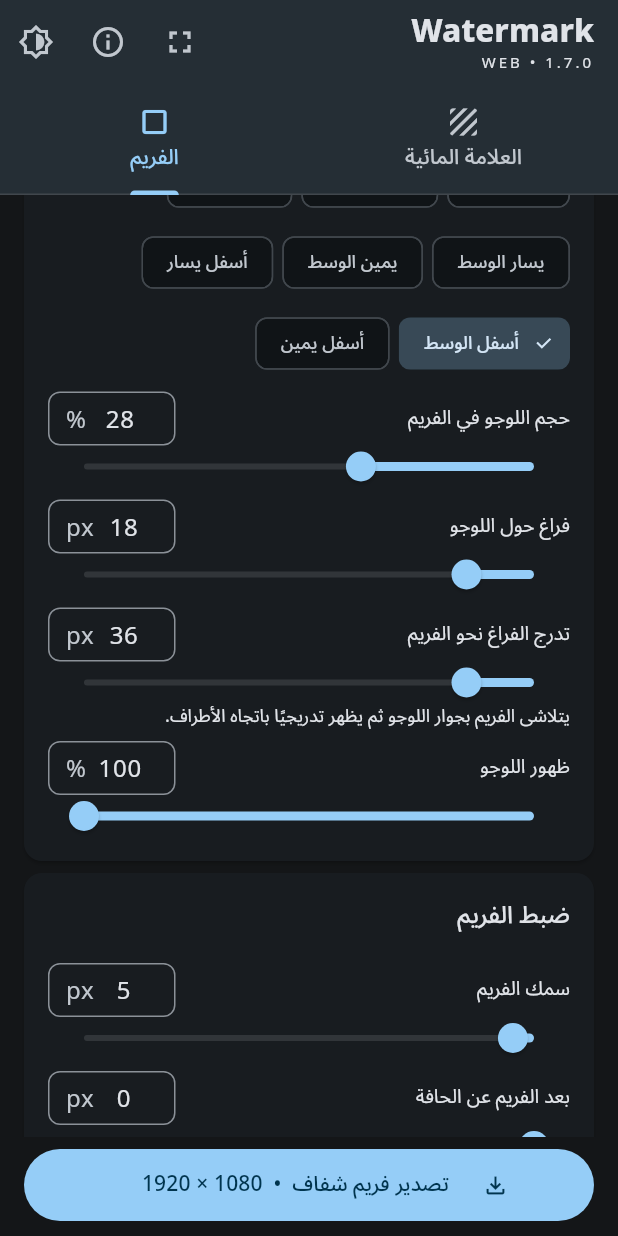
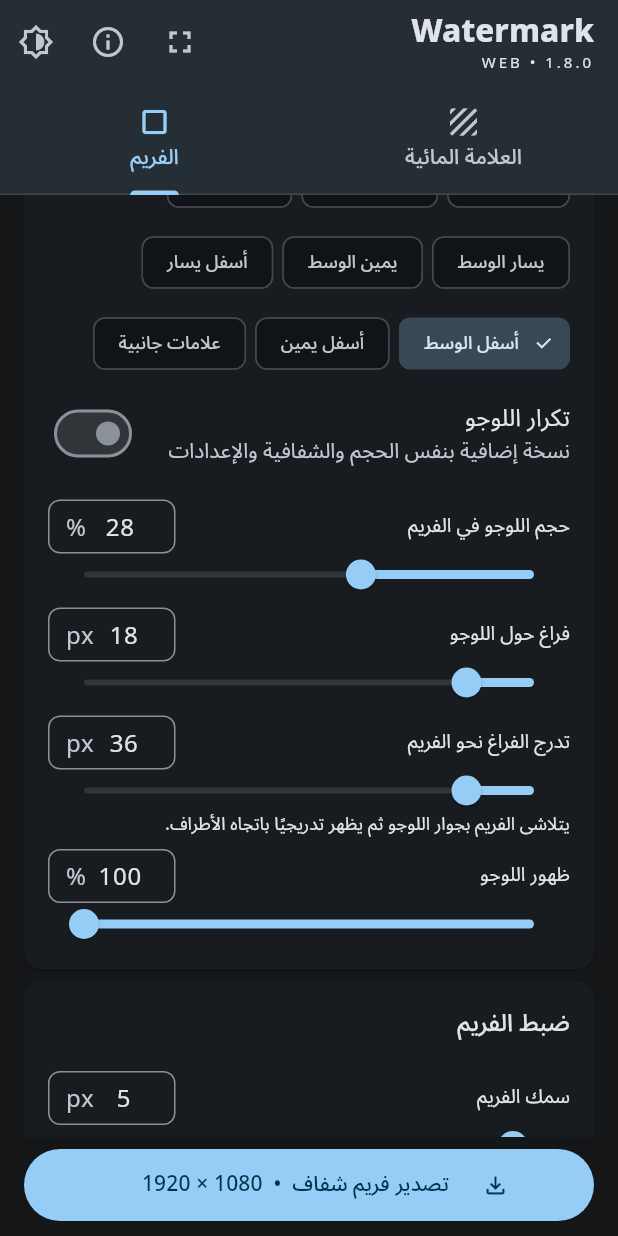
Before and after one commit to Juba-Juba/Watermark-Pattern-Maker, a Flutter app: the screen it shows after launch, tab 2 chosen, scrolled down 1728 dp, on a phone screen of 412 x 824 dp. Run offline on Flutter 3.47's test engine with Material 3 defaults, Android fonts, the phone set to English and light mode, and no system bars; our stand-ins replace image_picker, shared_preferences, web; missing offline and left inert: dart:js_interop.

Commit message:
Add side logo marks and shared-setting duplicate placement

```diff
--- a/lib/frame.dart
+++ b/lib/frame.dart
@@ -30,6 +30,7 @@
   bottomLeft,
   bottom,
   bottomRight,
+  sideMarks,
 }
 
 const frameStyleNames = [
@@ -58,6 +59,7 @@
   'أسفل يسار',
   'أسفل الوسط',
   'أسفل يمين',
+  'علامات جانبية',
 ];
 
 class FrameSettings {
@@ -76,6 +78,8 @@
   double gapFeather = 36;
   double repeatScale = .12, repeatSpacing = .03;
   bool showLogo = true;
+  bool duplicateLogo = false;
+  FramePosition duplicatePosition = FramePosition.top;
 }
 
 class FrameLayout {
@@ -88,7 +92,12 @@
     this.stroke,
     this.radius,
   );
-  factory FrameLayout.calculate(FrameSettings s, double? aspect) {
+  factory FrameLayout.calculate(
+    FrameSettings s,
+    double? aspect, {
+    FramePosition? position,
+    bool secondSide = false,
+  }) {
     final shortest = math.min(s.width, s.height).toDouble();
     final stroke = s.stroke.clamp(1.0, shortest * .08);
     final thickOutline =
@@ -111,10 +120,14 @@
       border.width * .25,
       math.max(actualW / 2 + s.gap, s.radius),
     );
-    final anchor = switch (s.position) {
+    final anchor = switch (position ?? s.position) {
       FramePosition.topLeft => Offset(border.left + cornerOffset, border.top),
       FramePosition.top => border.topCenter,
       FramePosition.topRight => Offset(border.right - cornerOffset, border.top),
+      FramePosition.sideMarks => Offset(
+        secondSide ? border.right : border.left,
+        border.top + border.height * (secondSide ? .62 : .38),
+      ),
       FramePosition.left => border.centerLeft,
       FramePosition.right => border.centerRight,
       FramePosition.bottomLeft => Offset(
@@ -150,6 +163,20 @@
   }
 }
 
+// All copies use the same image and size/alpha/gap settings. Equal positions
+// are deduplicated so a second copy cannot accidentally darken the original.
+List<FrameLayout> frameLogoLayouts(FrameSettings s, double? aspect) {
+  final first = FrameLayout.calculate(s, aspect);
+  if (s.position == FramePosition.sideMarks) {
+    return [first, FrameLayout.calculate(s, aspect, secondSide: true)];
+  }
+  if (!s.duplicateLogo || s.duplicatePosition == s.position) return [first];
+  return [
+    first,
+    FrameLayout.calculate(s, aspect, position: s.duplicatePosition),
+  ];
+}
+
 class FramePainter extends CustomPainter {
   final FrameSettings settings;
   final ui.Image? logo;
@@ -160,6 +187,8 @@
         settings.height,
         settings.style,
         settings.position,
+        settings.duplicateLogo,
+        settings.duplicatePosition,
         settings.color,
         settings.stroke,
         settings.inset,
@@ -178,6 +207,10 @@
   void paint(Canvas canvas, Size size) {
     final s = settings;
     final layout = FrameLayout.calculate(
+      s,
+      logo == null ? null : logo!.width / logo!.height,
+    );
+    final placements = frameLogoLayouts(
       s,
       logo == null ? null : logo!.width / logo!.height,
     );
@@ -207,16 +240,21 @@
       canvas.save();
     }
     if (logo != null && s.showLogo && !softGap) {
+      for (final placement in placements) {
         final allowed = Path.combine(
           PathOperation.difference,
           Path()..addRect(
             Rect.fromLTWH(0, 0, s.width.toDouble(), s.height.toDouble()),
           ),
           Path()..addRRect(
-          RRect.fromRectAndRadius(layout.gapRect, const Radius.circular(8)),
+            RRect.fromRectAndRadius(
+              placement.gapRect,
+              const Radius.circular(8),
+            ),
           ),
         );
         canvas.clipPath(allowed);
+      }
     }
     void outline(Rect rect, double radius) => canvas.drawRRect(
       RRect.fromRectAndRadius(rect, Radius.circular(radius)),
@@ -346,18 +384,24 @@
       case FrameStyle.logoRepeat:
         break; // Painted separately without a border or a single-logo cutout.
     }
-    if (softGap) _eraseSoftGap(canvas, layout.gapRect, s.gapFeather);
+    if (softGap) {
+      for (final placement in placements) {
+        _eraseSoftGap(canvas, placement.gapRect, s.gapFeather);
+      }
+    }
     canvas.restore();
     if (logo != null && s.showLogo) {
+      for (final placement in placements) {
         canvas.drawImageRect(
           logo!,
           Rect.fromLTWH(0, 0, logo!.width.toDouble(), logo!.height.toDouble()),
-        layout.logoRect,
+          placement.logoRect,
           Paint()
             ..filterQuality = FilterQuality.high
             ..isAntiAlias = true
             ..color = Color.fromRGBO(255, 255, 255, s.logoOpacity),
         );
+      }
     }
     canvas.restore();
   }
--- a/lib/frame_controls.dart
+++ b/lib/frame_controls.dart
@@ -403,6 +403,45 @@
                   ),
               ],
             ),
+            if (s.position == FramePosition.sideMarks)
+              const Padding(
+                padding: EdgeInsets.symmetric(vertical: 8),
+                child: Text(
+                  'شمال أعلى المنتصف قليلًا + يمين أسفل المنتصف قليلًا',
+                ),
+              )
+            else ...[
+              SwitchListTile(
+                key: const ValueKey('duplicate-logo'),
+                contentPadding: EdgeInsets.zero,
+                title: const Text('تكرار اللوجو'),
+                subtitle: const Text(
+                  'نسخة إضافية بنفس الحجم والشفافية والإعدادات',
+                ),
+                value: s.duplicateLogo,
+                onChanged: (v) => update(() => s.duplicateLogo = v),
+              ),
+              if (s.duplicateLogo) ...[
+                const Text('موقع النسخة الثانية'),
+                Wrap(
+                  key: const ValueKey('duplicate-logo-positions'),
+                  spacing: 6,
+                  runSpacing: 6,
+                  children: [
+                    for (final position in FramePosition.values.where(
+                      (p) => p != FramePosition.sideMarks,
+                    ))
+                      ChoiceChip(
+                        key: ValueKey('duplicate-position-${position.name}'),
+                        label: Text(framePositionNames[position.index]),
+                        selected: s.duplicatePosition == position,
+                        onSelected: (_) =>
+                            update(() => s.duplicatePosition = position),
+                      ),
+                  ],
+                ),
+              ],
+            ],
             slider(
               'حجم اللوجو في الفريم',
               s.logoWidth * 100,
--- a/lib/main.dart
+++ b/lib/main.dart
@@ -908,7 +908,7 @@
               style: TextStyle(fontSize: 21, fontWeight: FontWeight.w800),
             ),
             Text(
-              'WEB • 1.7.0',
+              'WEB • 1.8.0',
               style: TextStyle(fontSize: 10, letterSpacing: 2),
             ),
           ],
--- a/pubspec.yaml
+++ b/pubspec.yaml
@@ -1,7 +1,7 @@
 name: watermark_pattern_maker
 description: Offline Arabic watermark pattern editor with true alpha PNG export.
 publish_to: 'none'
-version: 1.7.0+10
+version: 1.8.0+11
 environment:
   sdk: '>=3.10.0 <4.0.0'
 dependencies:
```
Also changed, not shown: 3 other files. Lines whose indentation alone changed are shown as unchanged.
